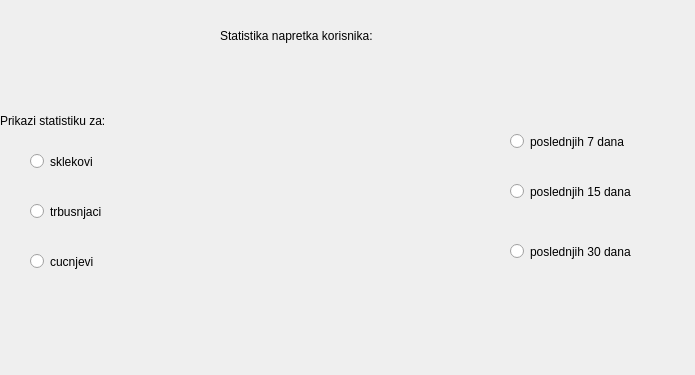
The window that code/statistika.ui (MATF-RS19/RS006-daily-trainer) describes before a commit, drawn with Qt 5.
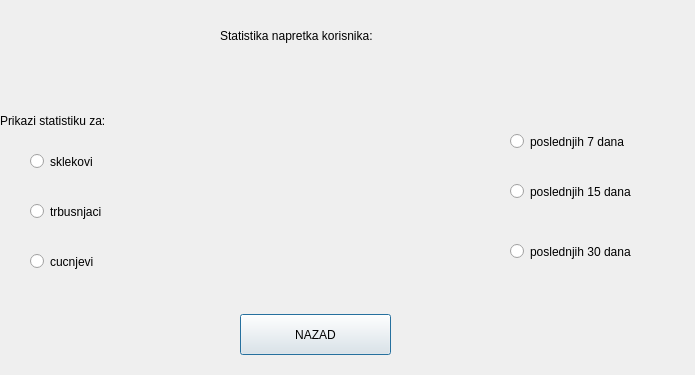
The same window after the commit. Custom widgets are drawn as their Qt base class.

```diff
--- a/code/statistika.ui
+++ b/code/statistika.ui
@@ -127,6 +127,19 @@
     <string>Statistika napretka korisnika:</string>
    </property>
   </widget>
+  <widget class="QPushButton" name="pushButton">
+   <property name="geometry">
+    <rect>
+     <x>240</x>
+     <y>314</y>
+     <width>151</width>
+     <height>41</height>
+    </rect>
+   </property>
+   <property name="text">
+    <string>NAZAD</string>
+   </property>
+  </widget>
  </widget>
  <customwidgets>
   <customwidget>
```
